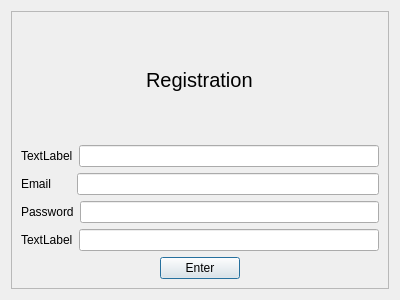
Qt form ui/reg_dialog.ui (hqkqne/orbixProto) before a commit.
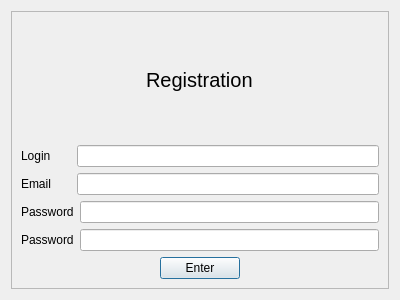
The same form after that commit.

```diff
--- a/ui/reg_dialog.ui
+++ b/ui/reg_dialog.ui
@@ -68,7 +68,7 @@
                </size>
               </property>
               <property name="text">
-               <string>TextLabel</string>
+               <string>Login</string>
               </property>
              </widget>
             </item>
@@ -146,7 +146,7 @@
                </size>
               </property>
               <property name="text">
-               <string>TextLabel</string>
+               <string>Password</string>
               </property>
              </widget>
             </item>
```
